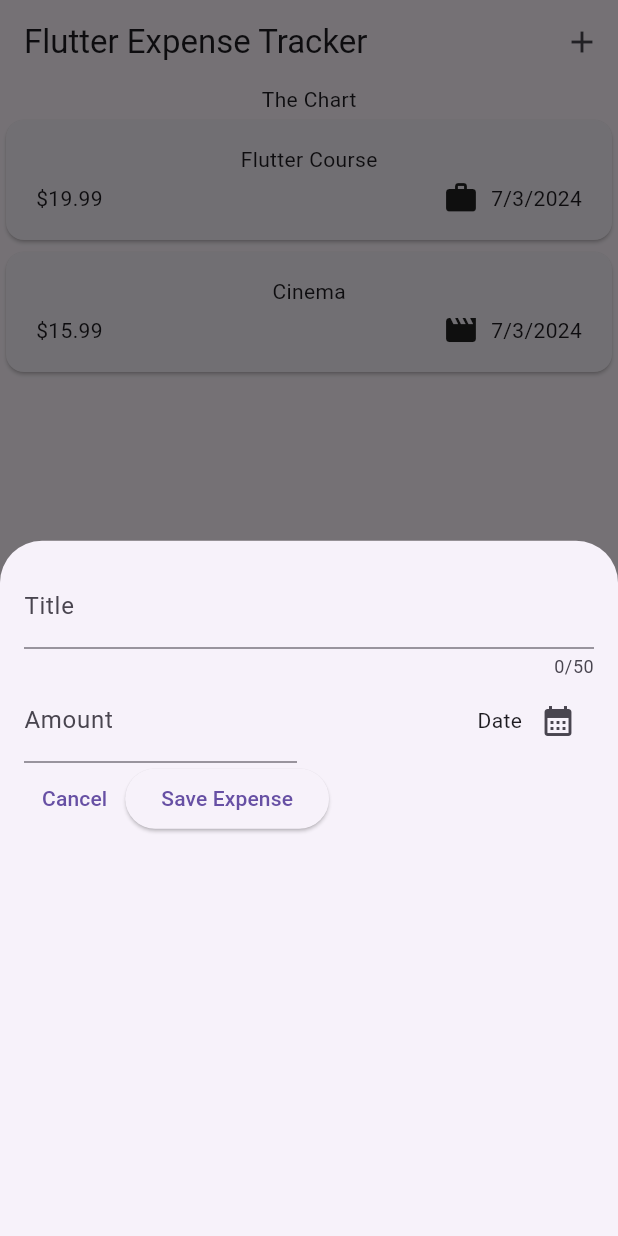
After one commit to Shivankswami77/flutter_expense_tracker, a Flutter app: the screen it shows after launch, after a tap on the "add" icon, on a phone screen of 412 x 824 dp. The commit adds this screen. Run offline on Flutter 3.47's test engine with Material 3 defaults, Android fonts, the phone set to English and light mode, and no system bars.

Commit message:
Added basic Modal Form with input fields

```diff
--- a/lib/widgets/expenses.dart
+++ b/lib/widgets/expenses.dart
@@ -1,5 +1,6 @@
 import 'package:expense_tracker/widgets/expenses_list/expenses_list.dart';
 import 'package:expense_tracker/models/expense.dart';
+import 'package:expense_tracker/widgets/new_expense.dart';
 import 'package:flutter/material.dart';
 
 class Expenses extends StatefulWidget {
@@ -26,9 +27,23 @@ class _ExpensesState extends State<Expenses> {
     ),
   ];
 
+  void _openAddExpenseOverlay() {
+    showModalBottomSheet(
+        context: context, builder: (ctx) => const NewExpense());
+  }
+
   @override
   Widget build(BuildContext context) {
     return Scaffold(
+      appBar: AppBar(
+        title: Text("Flutter Expense Tracker"),
+        actions: [
+          IconButton(
+            icon: Icon(Icons.add),
+            onPressed: _openAddExpenseOverlay,
+          ),
+        ],
+      ),
       body: Column(
         children: [
           const Text("The Chart"),
--- /dev/null
+++ b/lib/widgets/new_expense.dart
@@ -0,0 +1,96 @@
+import 'package:flutter/material.dart';
+
+class NewExpense extends StatefulWidget {
+  const NewExpense({super.key});
+
+  @override
+  State<NewExpense> createState() {
+    return _NewExpenseState();
+  }
+}
+
+class _NewExpenseState extends State<NewExpense> {
+  final _titleController = TextEditingController();
+  final _amountController = TextEditingController();
+
+  void _presentDatePicker() {
+    final now = DateTime.now();
+    final firstDate = DateTime(now.year - 1, now.month, now.day);
+    showDatePicker(
+        context: context,
+        initialDate: now,
+        firstDate: firstDate,
+        lastDate: now);
+  }
+
+  @override
+  void dispose() {
+    _titleController.dispose();
+    _amountController.dispose();
+    super.dispose();
+  }
+
+  @override
+  Widget build(BuildContext context) {
+    return Padding(
+      padding: const EdgeInsets.all(16),
+      child: Column(
+        children: [
+          TextField(
+            controller: _titleController,
+            maxLength: 50,
+            decoration: const InputDecoration(
+              label: Text("Title"),
+            ),
+          ),
+          Row(
+            children: [
+              Expanded(
+                child: TextField(
+                  controller: _amountController,
+                  decoration: const InputDecoration(
+                    prefixText: '\$ ',
+                    label: Text("Amount"),
+                  ),
+                  keyboardType: TextInputType.number,
+                ),
+              ),
+              const SizedBox(
+                width: 16,
+              ),
+              Expanded(
+                  child: Row(
+                mainAxisAlignment: MainAxisAlignment.end,
+                crossAxisAlignment: CrossAxisAlignment.center,
+                children: [
+                  const Text("Date"),
+                  IconButton(
+                    onPressed: _presentDatePicker,
+                    icon: const Icon(Icons.calendar_month),
+                  )
+                ],
+              ))
+            ],
+          ),
+          Row(
+            children: [
+              TextButton(
+                onPressed: () {
+                  Navigator.of(context).pop();
+                },
+                child: const Text("Cancel"),
+              ),
+              ElevatedButton(
+                onPressed: () {
+                  print(_titleController.text);
+                  print(_amountController.text);
+                },
+                child: Text("Save Expense"),
+              ),
+            ],
+          )
+        ],
+      ),
+    );
+  }
+}
```
